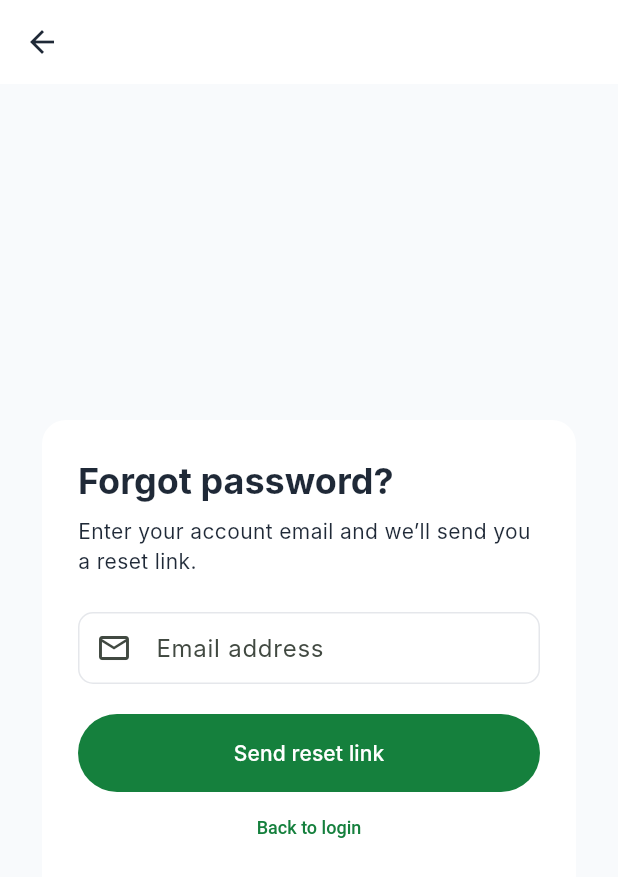
After one commit to technovahub2025/arounstoreapp, a Flutter app: the screen it shows after launch, after a tap on "Forgot password?", on a phone screen of 412 x 824 dp. The commit adds this screen. Shown: the top 877 px of the screen. Run offline on Flutter 3.47's test engine with Material 3 defaults, Android fonts, the phone set to English and light mode, and no system bars; our stand-ins replace cached_network_image, carousel_slider, firebase_core, firebase_messaging, image_picker, shared_preferences; missing offline and left inert: razorpay_web; accounts and stored records are empty; Roboto replaces fonts that are missing (Inter).

Commit message:
feat: add password recovery functionality with email verification and reset password flow

```diff
--- a/lib/main.dart
+++ b/lib/main.dart
@@ -14,6 +14,7 @@ import 'package:arunstore/theme/app_theme.dart';
 import 'package:flutter/material.dart';
 import 'package:provider/provider.dart';
 import 'package:arunstore/authmanager.dart';
+import 'package:arunstore/screen/password_recovery_screen.dart';
 
 void main() async {
   WidgetsFlutterBinding.ensureInitialized();
@@ -110,6 +111,16 @@ class _MyAppState extends State<MyApp> with WidgetsBindingObserver {
       darkTheme: AppTheme.darkTheme,
       themeMode: preferences.isDark ? ThemeMode.dark : ThemeMode.light,
       home: const SplashScreen(),
+      onGenerateRoute: (settings) {
+        final uri = Uri.tryParse(settings.name ?? '');
+        if (uri?.path == '/reset-password') {
+          return MaterialPageRoute<void>(
+            settings: settings,
+            builder: (_) => ResetPasswordScreen(token: uri?.queryParameters['token'] ?? ''),
+          );
+        }
+        return null;
+      },
       debugShowCheckedModeBanner: false,
     );
   }
--- a/lib/screen/loginscreen.dart
+++ b/lib/screen/loginscreen.dart
@@ -6,6 +6,7 @@ import 'package:arunstore/authmanager.dart';
 import 'package:arunstore/model/model/rolechoose.dart';
 import 'package:arunstore/screen/app_home.dart';
 import 'package:arunstore/screen/registerscreen.dart';
+import 'package:arunstore/screen/password_recovery_screen.dart';
 
 import 'package:flutter/foundation.dart';
 import 'package:flutter/material.dart';
@@ -634,6 +635,17 @@ class _LoginScreenState extends State<LoginScreen> {
                           },
                         ),
 
+                        Align(
+                          alignment: Alignment.centerRight,
+                          child: TextButton(
+                            onPressed: () => Navigator.push(
+                              context,
+                              MaterialPageRoute(builder: (_) => const ForgotPasswordScreen()),
+                            ),
+                            child: const Text('Forgot password?'),
+                          ),
+                        ),
+
                         const SizedBox(height: 12),
 
                         // ==================================================
--- /dev/null
+++ b/lib/screen/password_recovery_screen.dart
@@ -0,0 +1,262 @@
+import 'dart:convert';
+
+import 'package:arunstore/screen/loginscreen.dart';
+import 'package:arunstore/service/authservice.dart';
+import 'package:flutter/material.dart';
+
+class ForgotPasswordScreen extends StatefulWidget {
+  const ForgotPasswordScreen({super.key});
+
+  @override
+  State<ForgotPasswordScreen> createState() => _ForgotPasswordScreenState();
+}
+
+class _ForgotPasswordScreenState extends State<ForgotPasswordScreen> {
+  final _formKey = GlobalKey<FormState>();
+  final _emailController = TextEditingController();
+  bool _loading = false;
+  String? _message;
+  bool _success = false;
+
+  Future<void> _submit() async {
+    if (!_formKey.currentState!.validate()) return;
+    setState(() {
+      _loading = true;
+      _message = null;
+    });
+    try {
+      final response = await ApiService.forgotPassword(_emailController.text.trim());
+      if (!mounted) return;
+      if (response.statusCode >= 200 && response.statusCode < 300) {
+        setState(() {
+          _success = true;
+          _message = 'If an account exists for that email, a password reset link has been sent.';
+        });
+      } else {
+        setState(() {
+          _success = false;
+          _message = _serverMessage(response.body) ?? 'We couldn’t send the reset link. Please try again.';
+        });
+      }
+    } catch (_) {
+      if (mounted) setState(() {
+        _success = false;
+        _message = 'Unable to reach the server. Check your connection and try again.';
+      });
+    } finally {
+      if (mounted) setState(() => _loading = false);
+    }
+  }
+
+  @override
+  void dispose() {
+    _emailController.dispose();
+    super.dispose();
+  }
+
+  @override
+  Widget build(BuildContext context) => _RecoveryScaffold(
+        title: 'Forgot password?',
+        subtitle: 'Enter your account email and we’ll send you a reset link.',
+        children: [
+          Form(
+            key: _formKey,
+            child: TextFormField(
+              controller: _emailController,
+              keyboardType: TextInputType.emailAddress,
+              textInputAction: TextInputAction.done,
+              onFieldSubmitted: (_) => _loading ? null : _submit(),
+              decoration: const InputDecoration(
+                labelText: 'Email address',
+                prefixIcon: Icon(Icons.email_outlined),
+                border: OutlineInputBorder(),
+              ),
+              validator: (value) {
+                final email = value?.trim() ?? '';
+                if (email.isEmpty || !RegExp(r'^[^\s@]+@[^\s@]+\.[^\s@]+$').hasMatch(email)) {
+                  return 'Enter a valid email address';
+                }
+                return null;
+              },
+            ),
+          ),
+          if (_message != null) ...[
+            const SizedBox(height: 16),
+            _FeedbackMessage(message: _message!, success: _success),
+          ],
+          const SizedBox(height: 20),
+          SizedBox(
+            width: double.infinity,
+            height: 52,
+            child: FilledButton(
+              onPressed: _loading ? null : _submit,
+              child: _loading
+                  ? const SizedBox(width: 22, height: 22, child: CircularProgressIndicator(strokeWidth: 2, color: Colors.white))
+                  : const Text('Send reset link'),
+            ),
+          ),
+          _BackToLogin(onPressed: () => Navigator.pop(context)),
+        ],
+      );
+}
+
+class ResetPasswordScreen extends StatefulWidget {
+  const ResetPasswordScreen({super.key, required this.token});
+  final String token;
+
+  @override
+  State<ResetPasswordScreen> createState() => _ResetPasswordScreenState();
+}
+
+class _ResetPasswordScreenState extends State<ResetPasswordScreen> {
+  final _formKey = GlobalKey<FormState>();
+  final _passwordController = TextEditingController();
+  final _confirmController = TextEditingController();
+  bool _loading = false;
+  bool _complete = false;
+  String? _message;
+
+  Future<void> _submit() async {
+    if (!widget.token.trim().isNotEmpty) {
+      setState(() => _message = 'This reset link is missing its token. Request a new link.');
+      return;
+    }
+    if (!_formKey.currentState!.validate()) return;
+    setState(() { _loading = true; _message = null; });
+    try {
+      final response = await ApiService.resetPassword(widget.token, _passwordController.text);
+      if (!mounted) return;
+      if (response.statusCode >= 200 && response.statusCode < 300) {
+        setState(() { _complete = true; _message = 'Your password has been reset. You can now log in.'; });
+      } else {
+        setState(() => _message = _serverMessage(response.body) ?? 'The reset link may have expired. Request a new one and try again.');
+      }
+    } catch (_) {
+      if (mounted) setState(() => _message = 'Unable to reach the server. Check your connection and try again.');
+    } finally {
+      if (mounted) setState(() => _loading = false);
+    }
+  }
+
+  void _returnToLogin() => Navigator.of(context).pushAndRemoveUntil(
+        MaterialPageRoute(builder: (_) => const LoginScreen()),
+        (route) => false,
+      );
+
+  @override
+  void dispose() {
+    _passwordController.dispose();
+    _confirmController.dispose();
+    super.dispose();
+  }
+
+  @override
+  Widget build(BuildContext context) => _RecoveryScaffold(
+        title: 'Reset password',
+        subtitle: 'Choose a new password for your account.',
+        children: [
+          if (!_complete) Form(
+            key: _formKey,
+            child: Column(children: [
+              TextFormField(
+                controller: _passwordController,
+                obscureText: true,
+                decoration: const InputDecoration(labelText: 'New password', prefixIcon: Icon(Icons.lock_outline), border: OutlineInputBorder()),
+                validator: (value) => (value?.length ?? 0) < 6 ? 'Password must be at least 6 characters' : null,
+              ),
+              const SizedBox(height: 16),
+              TextFormField(
+                controller: _confirmController,
+                obscureText: true,
+                decoration: const InputDecoration(labelText: 'Confirm new password', prefixIcon: Icon(Icons.lock_outline), border: OutlineInputBorder()),
+                validator: (value) => value != _passwordController.text ? 'Passwords do not match' : null,
+                onFieldSubmitted: (_) => _loading ? null : _submit(),
+              ),
+            ]),
+          ),
+          if (_message != null) ...[
+            const SizedBox(height: 16),
+            _FeedbackMessage(message: _message!, success: _complete),
+          ],
+          const SizedBox(height: 20),
+          SizedBox(
+            width: double.infinity,
+            height: 52,
+            child: FilledButton(
+              onPressed: _loading ? null : (_complete ? _returnToLogin : _submit),
+              child: _loading
+                  ? const SizedBox(width: 22, height: 22, child: CircularProgressIndicator(strokeWidth: 2, color: Colors.white))
+                  : Text(_complete ? 'Return to login' : 'Reset password'),
+            ),
+          ),
+          if (!_complete) _BackToLogin(onPressed: _returnToLogin),
+        ],
+      );
+}
+
+class _RecoveryScaffold extends StatelessWidget {
+  const _RecoveryScaffold({required this.title, required this.subtitle, required this.children});
+  final String title;
+  final String subtitle;
+  final List<Widget> children;
+
+  @override
+  Widget build(BuildContext context) => Scaffold(
+        appBar: AppBar(),
+        body: Center(
+          child: SingleChildScrollView(
+            padding: const EdgeInsets.all(24),
+            child: ConstrainedBox(
+              constraints: const BoxConstraints(maxWidth: 440),
+              child: Card(
+                child: Padding(
+                  padding: const EdgeInsets.all(24),
+                  child: Column(crossAxisAlignment: CrossAxisAlignment.stretch, children: [
+                    Text(title, style: Theme.of(context).textTheme.headlineSmall?.copyWith(fontWeight: FontWeight.bold)),
+                    const SizedBox(height: 8),
+                    Text(subtitle),
+                    const SizedBox(height: 24),
+                    ...children,
+                  ]),
+                ),
+              ),
+            ),
+          ),
+        ),
+      );
+}
+
+class _FeedbackMessage extends StatelessWidget {
+  const _FeedbackMessage({required this.message, required this.success});
+  final String message;
+  final bool success;
+
+  @override
+  Widget build(BuildContext context) => Container(
+        padding: const EdgeInsets.all(12),
+        decoration: BoxDecoration(
+          color: success ? Colors.green.shade50 : Colors.red.shade50,
+          borderRadius: BorderRadius.circular(8),
+        ),
+        child: Text(message, style: TextStyle(color: success ? Colors.green.shade900 : Colors.red.shade900)),
+      );
+}
+
+class _BackToLogin extends StatelessWidget {
+  const _BackToLogin({required this.onPressed});
+  final VoidCallback onPressed;
+
+  @override
+  Widget build(BuildContext context) => TextButton(onPressed: onPressed, child: const Text('Back to login'));
+}
+
+String? _serverMessage(String body) {
+  try {
+    final decoded = jsonDecode(body);
+    if (decoded is Map<String, dynamic>) {
+      final message = decoded['message'] ?? decoded['error'];
+      if (message is String && message.trim().isNotEmpty) return message;
+    }
+  } catch (_) {}
+  return null;
+}
--- a/lib/service/authservice.dart
+++ b/lib/service/authservice.dart
@@ -27,18 +27,18 @@ class ApiService {
     return response;
   }
 
-  static Future<http.Response> forgotPassword(String phone) async {
+  static Future<http.Response> forgotPassword(String email) async {
     return http
         .post(
           Uri.parse('$baseUrl/forgot-password'),
           headers: {"Content-Type": "application/json"},
-          body: jsonEncode({'phone': phone}),
+          body: jsonEncode({'email': email}),
         )
         .timeout(const Duration(seconds: 25));
   }
 
   static Future<http.Response> resetPassword(
-    String firebaseIdToken,
+    String token,
     String newPassword,
   ) {
     return http
@@ -46,7 +46,7 @@ class ApiService {
           Uri.parse('$baseUrl/reset-password'),
           headers: {'Content-Type': 'application/json'},
           body: jsonEncode({
-            'firebaseIdToken': firebaseIdToken,
+            'token': token,
             'newPassword': newPassword,
           }),
         )
```
